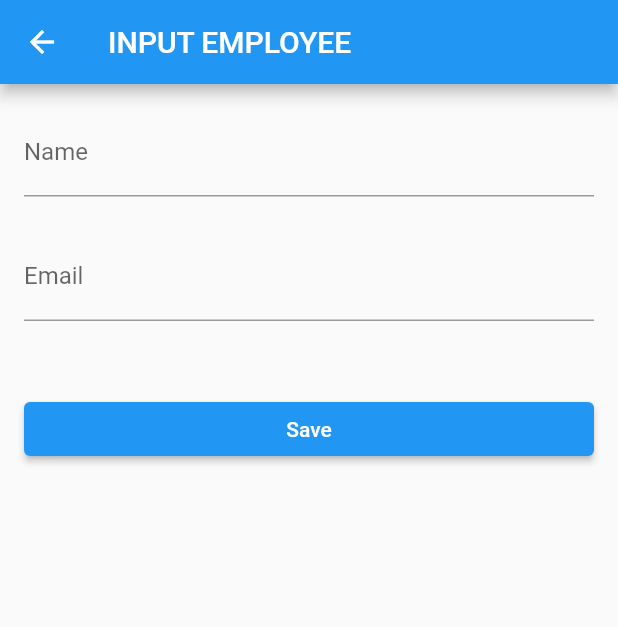
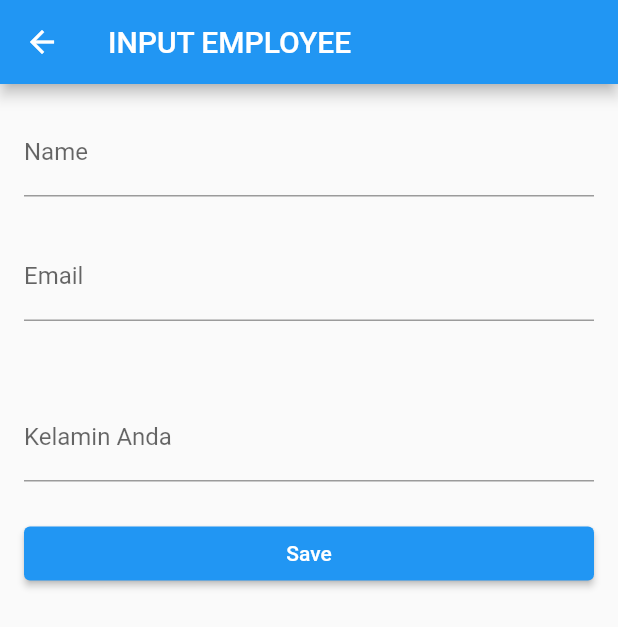
Before and after one commit to theoadiana/gd5_c_1172, a Flutter app: the InputPage screen opened directly, on a phone screen of 412 x 824 dp. Shown: the top 627 px of the screen. Run offline on Flutter 3.47's test engine with Material 2 defaults, Android fonts, the phone set to English and light mode, and no system bars; our stand-ins replace flutter_slidable, sqflite; accounts and stored records are empty.

Commit message:
commit message

```diff
--- a/lib/database/sql_helper.dart
+++ b/lib/database/sql_helper.dart
@@ -6,7 +6,8 @@ class SQLHelper {
       CREATE TABLE employee(
         id INTEGER PRIMARY KEY AUTOINCREMENT NOT NULL,
         name TEXT,
-        email TEXT
+        email TEXT,
+        kelamin TEXT
       )
     """);
   }
@@ -18,9 +19,9 @@ class SQLHelper {
       });
   }
 
-  static Future<int> addEmployee(String name, String email) async {
+  static Future<int> addEmployee(String name, String email, String kelamin) async {
     final db = await SQLHelper.db();
-    final data = {'name': name, 'email': email};
+    final data = {'name': name, 'email': email, 'kelamin': kelamin};
     return await db.insert('employee', data);
   }
 
@@ -29,9 +30,9 @@ class SQLHelper {
     return db.query('employee');
   }
 
-  static Future<int> editEmployee(int id, String name, String email) async {
+  static Future<int> editEmployee(int id, String name, String email, String kelamin) async {
     final db = await SQLHelper.db();
-    final data = {'name': name, 'email': email};
+    final data = {'name': name, 'email': email, 'kelamin': kelamin};
     return await db.update('employee', data, where: "id = $id");
   }
 
--- a/lib/entity/employee.dart
+++ b/lib/entity/employee.dart
@@ -1,7 +1,7 @@
 class Employee {
   final int? id;
 
-  String? name, email;
+  String? name, email, kelamin;
 
-  Employee({this.id, this.name, this.email});
+  Employee({this.id, this.name, this.email, this.kelamin});
 }
--- a/lib/inputPage.dart
+++ b/lib/inputPage.dart
@@ -8,10 +8,12 @@ class InputPage extends StatefulWidget {
     required this.title,
     required this.id,
     required this.name,
-    required this.email}
+    required this.email,
+    required this.kelamin
+    }
   );
 
-  final String? title, name, email;
+  final String? title, name, email, kelamin;
   final int? id;
 
   @override
@@ -21,12 +23,14 @@ class InputPage extends StatefulWidget {
 class _InputPageState extends State<InputPage> {
   TextEditingController controllerName = TextEditingController();
   TextEditingController controllerEmail = TextEditingController();
+  TextEditingController controllerKelamin = TextEditingController();
 
   @override
   Widget build(BuildContext context) {
     if (widget.id != null) {
       controllerName.text = widget.name!;
       controllerEmail.text = widget.email!;
+      controllerKelamin.text = widget.kelamin!;
     }
 
     return Scaffold(
@@ -52,6 +56,14 @@ class _InputPageState extends State<InputPage> {
             ),
           ),
           SizedBox(height: 48),
+          TextField(
+            controller: controllerKelamin,
+            decoration: const InputDecoration(
+              border: UnderlineInputBorder(),
+              labelText: 'Kelamin Anda'
+            ),
+          ),
+          SizedBox(height: 24),
           ElevatedButton(
             child: Text('Save'),
             onPressed: () async {
@@ -67,10 +79,10 @@ class _InputPageState extends State<InputPage> {
       ));
   }
   Future<void> addEmployee() async {
-    await SQLHelper.addEmployee(controllerName.text, controllerEmail.text);
+    await SQLHelper.addEmployee(controllerName.text, controllerEmail.text, controllerKelamin.text);
   }
 
   Future<void> editEmployee(int id) async {
-    await SQLHelper.editEmployee(id, controllerName.text, controllerEmail.text);
+    await SQLHelper.editEmployee(id, controllerName.text, controllerEmail.text, controllerKelamin.text);
   }
 }
--- a/lib/main.dart
+++ b/lib/main.dart
@@ -67,7 +67,8 @@ class _HomePageState extends State<HomePage> {
                     title: 'INPUT EMPLOYEE',
                     id: null,
                     name: null,
-                    email: null)),
+                    email: null,
+                    kelamin: null)),
               ).then((_) => refresh());
             }),
             IconButton(icon: Icon(Icons.clear), onPressed: () async {})
@@ -95,7 +96,8 @@ class _HomePageState extends State<HomePage> {
                         title: 'INPUT EMPLOYEE',
                         id: employee[index]['id'],
                         name: employee[index]['name'],
-                        email: employee[index]['email'])),
+                        email: employee[index]['email'],
+                        kelamin: employee[index]['email'])),
                   ).then((_) => refresh());
                 },
               ),
```
